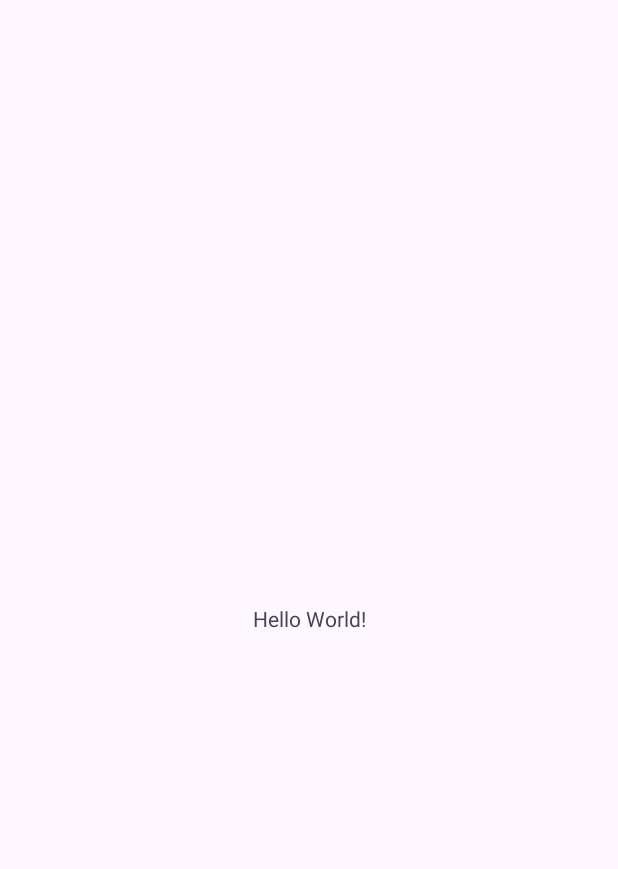
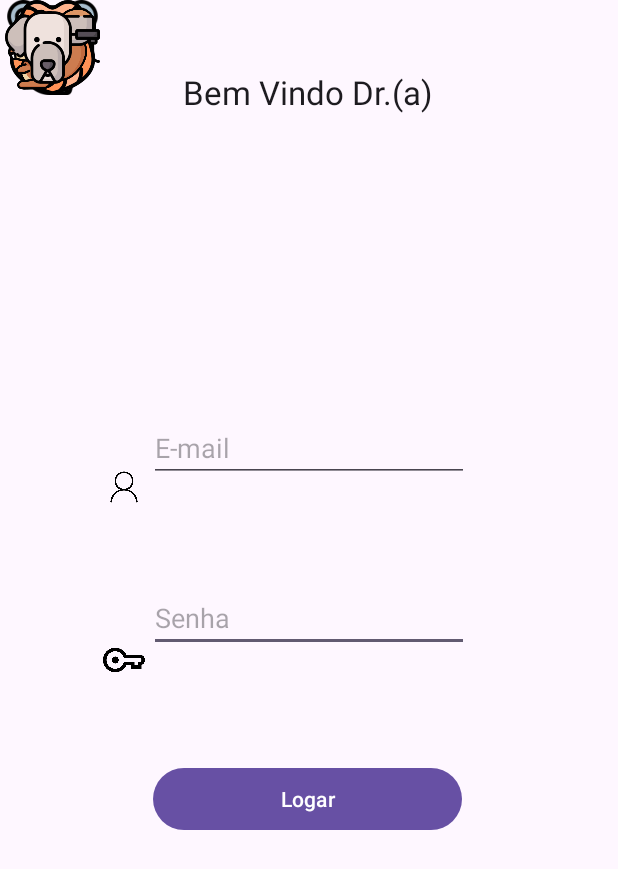
Before and after one commit to YutakaZin/clinica, an Android app: the screen it shows after launch (MainActivity), on a phone screen of 412 x 824 dp. Before the commit the part shown is almost empty. Shown: the top 869 px of the screen. Run offline under Robolectric (Android 15) with nearby library versions, the phone set to English and light mode, and no system bars.

Commit message:
Add files via upload
TelaLogin

```diff
--- a/app/src/main/res/layout/activity_main.xml
+++ b/app/src/main/res/layout/activity_main.xml
@@ -7,12 +7,132 @@
     tools:context=".MainActivity">
 
     <TextView
+        android:id="@+id/bem_vindo"
         android:layout_width="wrap_content"
         android:layout_height="wrap_content"
-        android:text="Hello World!"
+        android:text="Bem Vindo Dr.(a)"
+        android:textAppearance="@style/TextAppearance.AppCompat.Large"
         app:layout_constraintBottom_toBottomOf="parent"
         app:layout_constraintEnd_toEndOf="parent"
+        app:layout_constraintHorizontal_bias="0.497"
         app:layout_constraintStart_toStartOf="parent"
-        app:layout_constraintTop_toTopOf="parent" />
+        app:layout_constraintTop_toTopOf="parent"
+        app:layout_constraintVertical_bias="0.059" />
+
+    <EditText
+        android:id="@+id/senha_login"
+        android:layout_width="wrap_content"
+        android:layout_height="wrap_content"
+        android:layout_marginStart="100dp"
+        android:layout_marginTop="1dp"
+        android:layout_marginEnd="100dp"
+        android:layout_marginBottom="1dp"
+        android:ems="10"
+        android:hint="Senha"
+        android:inputType="textPassword"
+        app:layout_constraintBottom_toTopOf="@+id/bt_logar"
+        app:layout_constraintEnd_toEndOf="parent"
+        app:layout_constraintStart_toStartOf="parent"
+        app:layout_constraintTop_toBottomOf="@+id/email_login" />
+
+    <EditText
+        android:id="@+id/email_login"
+        android:layout_width="wrap_content"
+        android:layout_height="wrap_content"
+        android:layout_marginStart="100dp"
+        android:layout_marginTop="200dp"
+        android:layout_marginEnd="100dp"
+        android:ems="10"
+        android:hint="E-mail"
+        android:inputType="textEmailAddress"
+        app:layout_constraintEnd_toEndOf="parent"
+        app:layout_constraintStart_toStartOf="parent"
+        app:layout_constraintTop_toBottomOf="@+id/bem_vindo" />
+
+    <Button
+        android:id="@+id/bt_logar"
+        android:layout_width="206dp"
+        android:layout_height="49dp"
+        android:layout_marginStart="102dp"
+        android:layout_marginTop="5dp"
+        android:layout_marginEnd="102dp"
+        android:layout_marginBottom="200dp"
+        android:text="Logar"
+        app:layout_constraintBottom_toBottomOf="parent"
+        app:layout_constraintEnd_toEndOf="parent"
+        app:layout_constraintHorizontal_bias="0.0"
+        app:layout_constraintStart_toStartOf="parent"
+        app:layout_constraintTop_toBottomOf="@+id/senha_login" />
+
+    <ImageView
+        android:id="@+id/img_login"
+        android:layout_width="wrap_content"
+        android:layout_height="wrap_content"
+        android:layout_marginStart="141dp"
+        android:layout_marginTop="36dp"
+        android:layout_marginEnd="142dp"
+        android:layout_marginBottom="36dp"
+        app:layout_constraintBottom_toTopOf="@+id/email_login"
+        app:layout_constraintEnd_toEndOf="parent"
+        app:layout_constraintStart_toStartOf="parent"
+        app:layout_constraintTop_toBottomOf="@+id/bem_vindo"
+        tools:srcCompat="@tools:sample/avatars" />
+
+    <ImageView
+        android:id="@+id/img_icon"
+        android:layout_width="36dp"
+        android:layout_height="28dp"
+        android:layout_marginStart="65dp"
+        android:layout_marginTop="280dp"
+        android:layout_marginBottom="56dp"
+        app:layout_constraintBottom_toTopOf="@+id/img_password"
+        app:layout_constraintEnd_toStartOf="@+id/email_login"
+        app:layout_constraintStart_toStartOf="parent"
+        app:layout_constraintTop_toTopOf="parent"
+        app:srcCompat="@drawable/user" />
+
+    <ImageView
+        android:id="@+id/img_password"
+        android:layout_width="36dp"
+        android:layout_height="28dp"
+        android:layout_marginStart="65dp"
+        android:layout_marginBottom="339dp"
+        app:layout_constraintBottom_toBottomOf="parent"
+        app:layout_constraintEnd_toStartOf="@+id/senha_login"
+        app:layout_constraintStart_toStartOf="parent"
+        app:layout_constraintTop_toBottomOf="@+id/img_icon"
+        app:srcCompat="@drawable/password" />
+
+    <ImageView
+        android:id="@+id/img_coala"
+        android:layout_width="70dp"
+        android:layout_height="63dp"
+        app:srcCompat="@drawable/coala"
+        tools:layout_editor_absoluteX="16dp"
+        tools:layout_editor_absoluteY="609dp" />
+
+    <ImageView
+        android:id="@+id/img_leao"
+        android:layout_width="70dp"
+        android:layout_height="63dp"
+        app:srcCompat="@drawable/leao"
+        tools:layout_editor_absoluteX="295dp"
+        tools:layout_editor_absoluteY="609dp" />
+
+    <ImageView
+        android:id="@+id/img_esquilo"
+        android:layout_width="70dp"
+        android:layout_height="63dp"
+        app:srcCompat="@drawable/esquilo"
+        tools:layout_editor_absoluteX="218dp"
+        tools:layout_editor_absoluteY="609dp" />
+
+    <ImageView
+        android:id="@+id/img_dog"
+        android:layout_width="70dp"
+        android:layout_height="63dp"
+        app:srcCompat="@drawable/dog"
+        tools:layout_editor_absoluteX="115dp"
+        tools:layout_editor_absoluteY="609dp" />
 
 </androidx.constraintlayout.widget.ConstraintLayout>
```
Also changed, not shown: app/src/main/res/drawable/animal.png (added), app/src/main/res/drawable/coala.png (added), app/src/main/res/drawable/dog.png (added), app/src/main/res/drawable/esquilo.png (added), app/src/main/res/drawable/leao.png (added), app/src/main/res/drawable/password.png (added), app/src/main/res/drawable/user.png (added).
